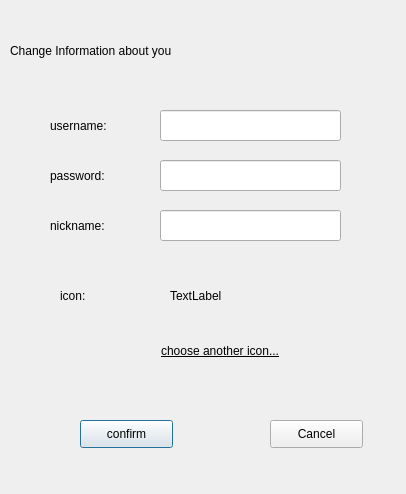
Qt form GUI/SymposiumGui/changeuserinfo.ui (RickZack/Symposium) before a commit.
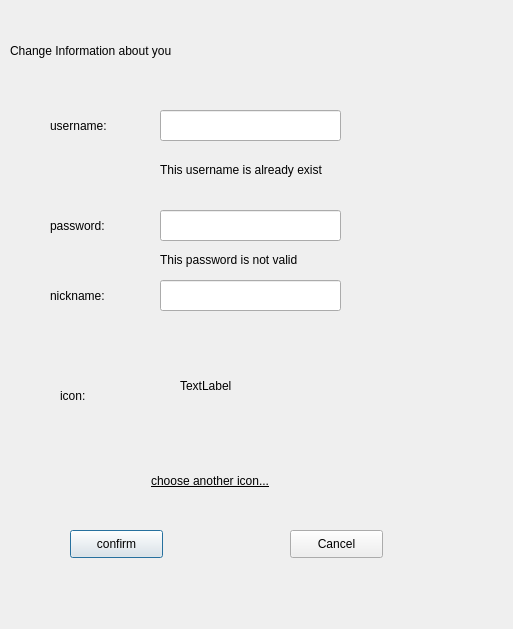
The same form after that commit.

```diff
--- a/GUI/SymposiumGui/changeuserinfo.ui
+++ b/GUI/SymposiumGui/changeuserinfo.ui
@@ -6,8 +6,8 @@
    <rect>
     <x>0</x>
     <y>0</y>
-    <width>406</width>
-    <height>494</height>
+    <width>513</width>
+    <height>629</height>
    </rect>
   </property>
   <property name="windowTitle">
@@ -30,7 +30,7 @@
    <property name="geometry">
     <rect>
      <x>160</x>
-     <y>160</y>
+     <y>210</y>
      <width>181</width>
      <height>31</height>
     </rect>
@@ -42,8 +42,8 @@
   <widget class="QLabel" name="img">
    <property name="geometry">
     <rect>
-     <x>170</x>
-     <y>250</y>
+     <x>180</x>
+     <y>340</y>
      <width>101</width>
      <height>91</height>
     </rect>
@@ -56,7 +56,7 @@
    <property name="geometry">
     <rect>
      <x>50</x>
-     <y>160</y>
+     <y>210</y>
      <width>101</width>
      <height>31</height>
     </rect>
@@ -71,8 +71,8 @@
   <widget class="QPushButton" name="confirm">
    <property name="geometry">
     <rect>
-     <x>80</x>
-     <y>420</y>
+     <x>70</x>
+     <y>530</y>
      <width>93</width>
      <height>28</height>
     </rect>
@@ -101,7 +101,7 @@
    <property name="geometry">
     <rect>
      <x>50</x>
-     <y>210</y>
+     <y>280</y>
      <width>101</width>
      <height>31</height>
     </rect>
@@ -116,8 +116,8 @@
   <widget class="QPushButton" name="iconButt">
    <property name="geometry">
     <rect>
-     <x>160</x>
-     <y>330</y>
+     <x>150</x>
+     <y>460</y>
      <width>191</width>
      <height>41</height>
     </rect>
@@ -154,7 +154,7 @@
    <property name="geometry">
     <rect>
      <x>160</x>
-     <y>210</y>
+     <y>280</y>
      <width>181</width>
      <height>31</height>
     </rect>
@@ -167,7 +167,7 @@
    <property name="geometry">
     <rect>
      <x>60</x>
-     <y>280</y>
+     <y>380</y>
      <width>101</width>
      <height>31</height>
     </rect>
@@ -182,8 +182,8 @@
   <widget class="QPushButton" name="cancel">
    <property name="geometry">
     <rect>
-     <x>270</x>
-     <y>420</y>
+     <x>290</x>
+     <y>530</y>
      <width>93</width>
      <height>28</height>
     </rect>
@@ -192,6 +192,32 @@
     <string>Cancel</string>
    </property>
   </widget>
+  <widget class="QLabel" name="erroruser">
+   <property name="geometry">
+    <rect>
+     <x>160</x>
+     <y>160</y>
+     <width>191</width>
+     <height>20</height>
+    </rect>
+   </property>
+   <property name="text">
+    <string>This username is already exist</string>
+   </property>
+  </widget>
+  <widget class="QLabel" name="errorpassword">
+   <property name="geometry">
+    <rect>
+     <x>160</x>
+     <y>250</y>
+     <width>191</width>
+     <height>20</height>
+    </rect>
+   </property>
+   <property name="text">
+    <string>This password is not valid</string>
+   </property>
+  </widget>
  </widget>
  <resources/>
  <connections/>
```
